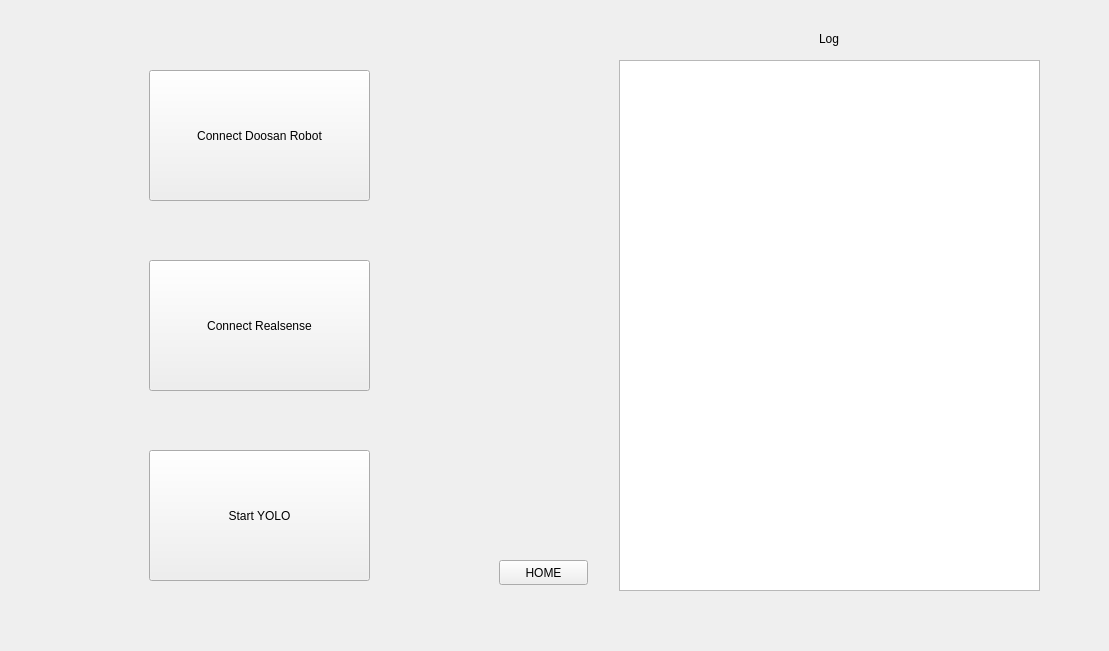
Above: catkin_gui/src/plantfarm_ui/include/plantfarm_ui/plantfarm_ui.ui from Bkyb/2023capstone before the change. Below: the same form after it.
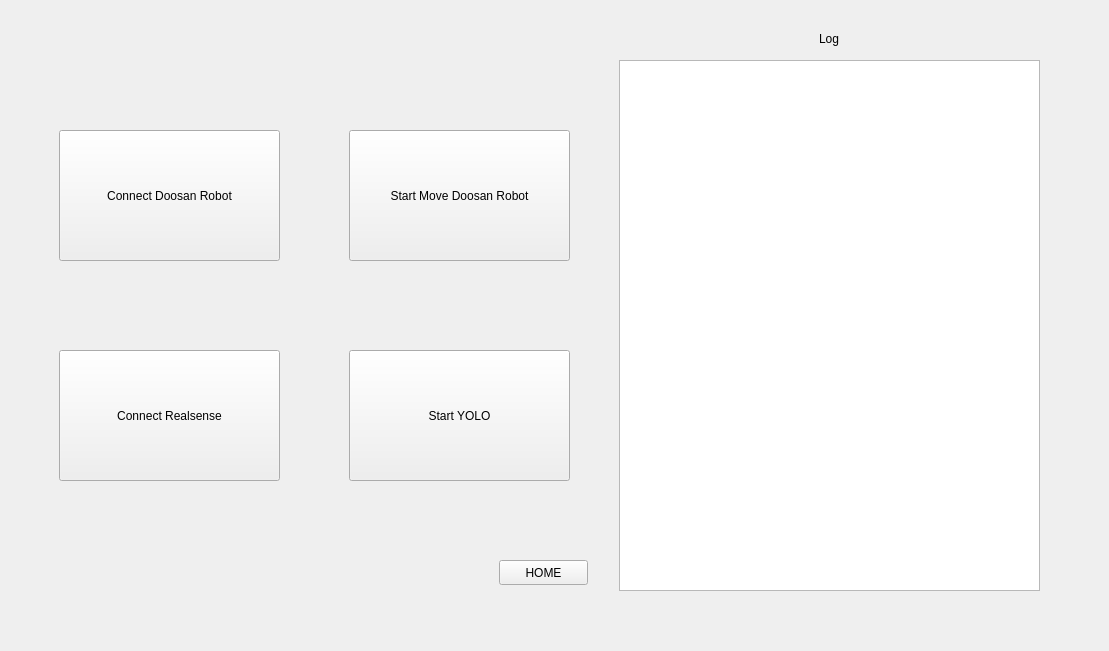
That is the form after the change. The open tabs and pages were chosen to show the change.

Patch:
```diff
--- a/catkin_gui/src/plantfarm_ui/include/plantfarm_ui/plantfarm_ui.ui
+++ b/catkin_gui/src/plantfarm_ui/include/plantfarm_ui/plantfarm_ui.ui
@@ -93,8 +93,8 @@
     <widget class="QPushButton" name="pushButton_connect_dsr">
      <property name="geometry">
       <rect>
-       <x>140</x>
-       <y>60</y>
+       <x>50</x>
+       <y>120</y>
        <width>221</width>
        <height>131</height>
       </rect>
@@ -106,8 +106,8 @@
     <widget class="QPushButton" name="pushButton_connect_rs">
      <property name="geometry">
       <rect>
-       <x>140</x>
-       <y>250</y>
+       <x>50</x>
+       <y>340</y>
        <width>221</width>
        <height>131</height>
       </rect>
@@ -119,8 +119,8 @@
     <widget class="QPushButton" name="pushButton_connect_yolo">
      <property name="geometry">
       <rect>
-       <x>140</x>
-       <y>440</y>
+       <x>340</x>
+       <y>340</y>
        <width>221</width>
        <height>131</height>
       </rect>
@@ -155,6 +155,19 @@
       <string>HOME</string>
      </property>
     </widget>
+    <widget class="QPushButton" name="pushButton_connect_dsr_con">
+     <property name="geometry">
+      <rect>
+       <x>340</x>
+       <y>120</y>
+       <width>221</width>
+       <height>131</height>
+      </rect>
+     </property>
+     <property name="text">
+      <string>Start Move Doosan Robot</string>
+     </property>
+    </widget>
    </widget>
    <widget class="QWidget" name="widget_handeye_calibration">
     <widget class="QPushButton" name="pushButton_haneye_calibration_calculate">
```
Left out of the diff: 2 changed lines with no effect on the pictures.
